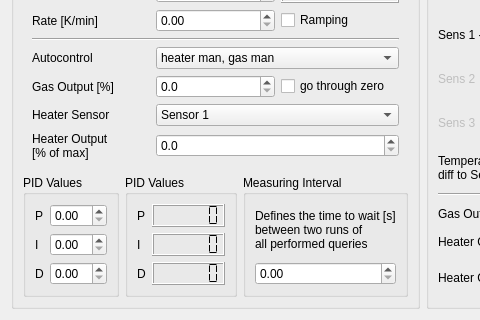
First picture: the form in Oxford/ITC_control.ui, repository Cryostat-GUI/Cryostat-GUI, before the edit; both pictures show x 0 to 480 and y 115 to 435 of the 730 by 435 pixel window.
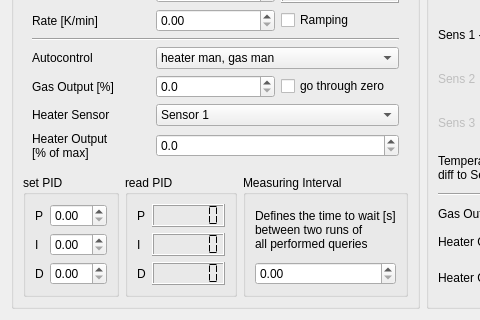
Second picture: the form after the edit.

```diff
--- a/Oxford/ITC_control.ui
+++ b/Oxford/ITC_control.ui
@@ -202,7 +202,7 @@
       <item row="7" column="0">
        <widget class="QGroupBox" name="groupBox">
         <property name="title">
-         <string>PID Values</string>
+         <string>set PID</string>
         </property>
         <layout class="QGridLayout" name="gridLayout_4">
          <item row="0" column="0">
@@ -453,7 +453,7 @@
       <item row="7" column="1">
        <widget class="QGroupBox" name="groupPID">
         <property name="title">
-         <string>PID Values</string>
+         <string>read PID</string>
         </property>
         <layout class="QGridLayout" name="gridLayout_2">
          <item row="0" column="0">
```
